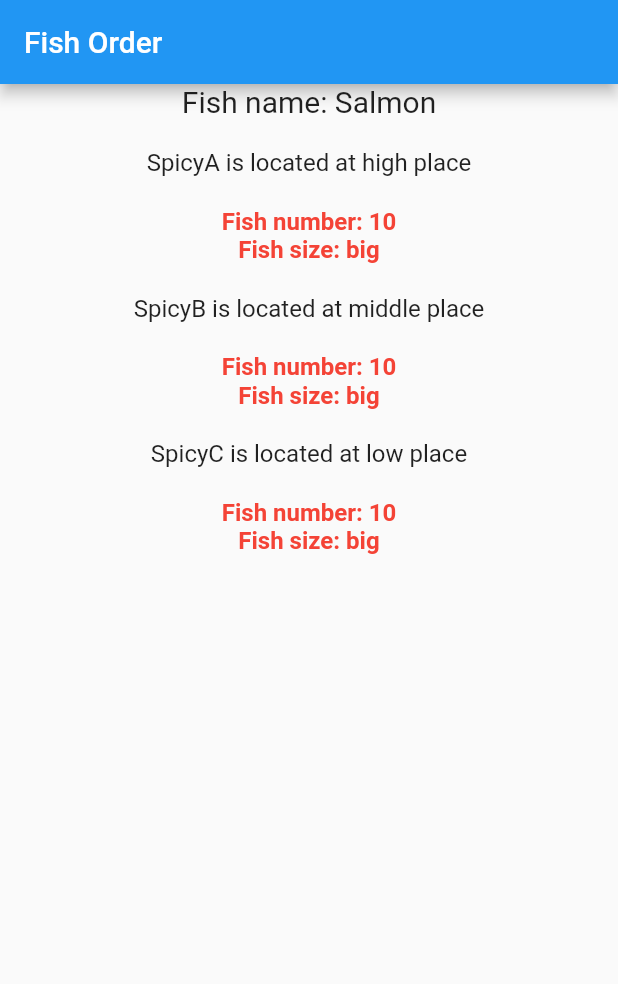
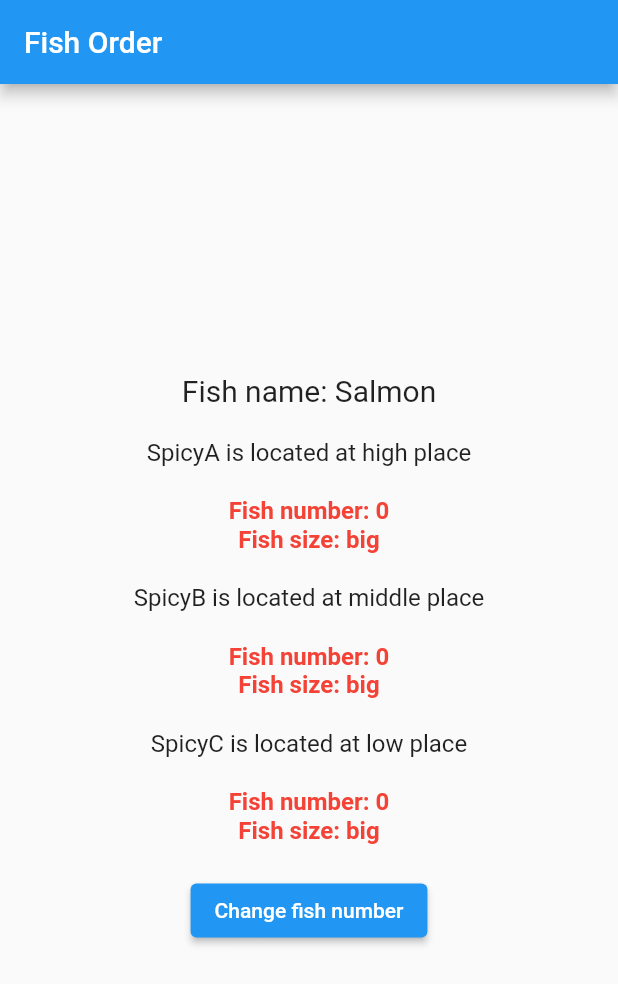
Before and after one commit to icodingchef/provider_1, a Flutter app: the screen it shows after launch, on a phone screen of 412 x 824 dp. Shown: the top 984 px of the screen. Run offline on Flutter 3.47's test engine with Material 2 defaults, Android fonts, the phone set to English and light mode, and no system bars.

Commit message:
provider_1.5

```diff
--- a/lib/fish_model.dart
+++ b/lib/fish_model.dart
@@ -1,7 +1,15 @@
-class FishModel{
+import 'package:flutter/material.dart';
+
+class FishModel with ChangeNotifier{
   final String name;
-  final int number;
+  int number;
   final String size;
 
   FishModel({required this.name, required this.number, required this.size});
+
+  void changeFishNumber(){
+    number++;
+    notifyListeners();
+  }
+
 }
--- a/lib/main.dart
+++ b/lib/main.dart
@@ -11,8 +11,8 @@ class MyApp extends StatelessWidget {
 
   @override
   Widget build(BuildContext context) {
-    return Provider(
-      create: (context) => FishModel(name: 'Salmon', number: 10, size: 'big'),
+    return ChangeNotifierProvider(
+      create: (context) => FishModel(name: 'Salmon', number: 0, size: 'big'),
       child: MaterialApp(
         home: FishOrder(),
       ),
@@ -31,6 +31,7 @@ class FishOrder extends StatelessWidget {
       ),
       body: Center(
         child: Column(
+          mainAxisAlignment: MainAxisAlignment.center,
           children: [
             Text(
               'Fish name: ${Provider.of<FishModel>(context).name}',
@@ -173,13 +174,19 @@ class SpicyC extends StatelessWidget {
             fontSize: 16, color: Colors.red, fontWeight: FontWeight.bold),
       ),
       Text(
-        'Fish size: ${Provider.of<FishModel>(context).size}',
+        'Fish size: ${Provider.of<FishModel>(context, listen: false).size}',
         style: TextStyle(
             fontSize: 16, color: Colors.red, fontWeight: FontWeight.bold),
       ),
       SizedBox(
         height: 20,
       ),
+      ElevatedButton(
+        onPressed: (){
+          Provider.of<FishModel>(context, listen: false).changeFishNumber();
+        },
+        child: Text('Change fish number'),
+      ),
     ]);
   }
 }
```
